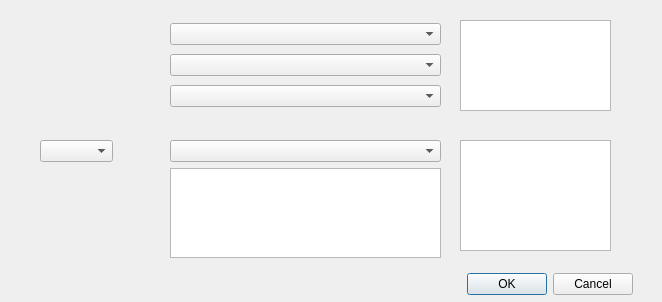
Old version of the form pymol_docking_plugin/GUI.ui in the repository HiteSit/PyMol_Fitter.
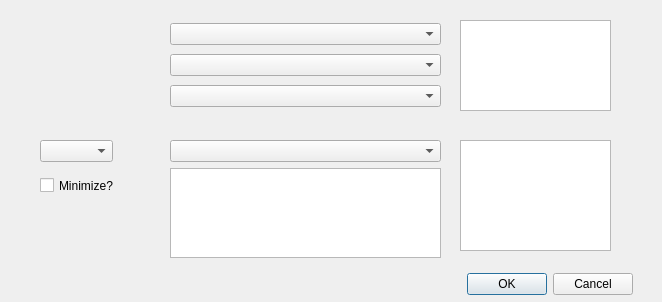
New version of the form.

Diff of the .ui file:
```diff
--- a/pymol_docking_plugin/GUI.ui
+++ b/pymol_docking_plugin/GUI.ui
@@ -95,6 +95,19 @@
     </rect>
    </property>
   </widget>
+  <widget class="QCheckBox" name="minimizer">
+   <property name="geometry">
+    <rect>
+     <x>40</x>
+     <y>170</y>
+     <width>81</width>
+     <height>31</height>
+    </rect>
+   </property>
+   <property name="text">
+    <string>Minimize?</string>
+   </property>
+  </widget>
  </widget>
  <resources/>
  <connections/>
```
